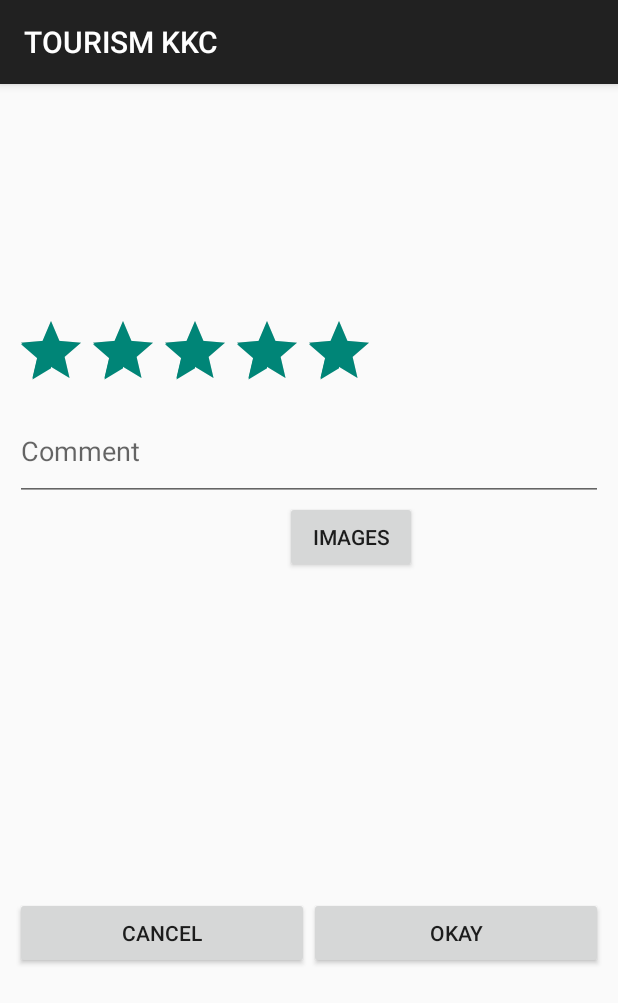
After one commit to Zskisa/TOURISMKKC, an Android app: the fragment DetailDialog shown on its own in the app's theme, on a phone screen of 412 x 824 dp. The commit adds this screen. Shown: the top 1003 px of the screen. Run offline under Robolectric (Android 15) with nearby library versions, the phone set to English and light mode, and no system bars.

Commit message:
update
เพิ่มหน้า detail แบบโครงสร้าง

```diff
--- a/app/src/main/java/com/zskisa/tourismkkc/AddPlaceFragment.java
+++ b/app/src/main/java/com/zskisa/tourismkkc/AddPlaceFragment.java
@@ -1,6 +1,7 @@
 package com.zskisa.tourismkkc;
 
 import android.app.Fragment;
+import android.app.FragmentTransaction;
 import android.app.ProgressDialog;
 import android.content.Context;
 import android.content.Intent;
@@ -91,6 +92,8 @@ public class AddPlaceFragment extends Fragment implements AdapterView.OnItemSele
 
         // Spinner click listener
         spinner.setOnItemSelectedListener(this);
+
+        ArrayList<AddPlace> addPlaces = new ArrayList<>();
 
         // Spinner Drop down elements
         categories = new ArrayList<>();
@@ -224,6 +227,9 @@ public class AddPlaceFragment extends Fragment implements AdapterView.OnItemSele
             progressDialog.dismiss();
             if (apiStatus.getStatus().equalsIgnoreCase("success")) {
                 Toast.makeText(getActivity(), "เพิ่มสำเร็จ", Toast.LENGTH_LONG).show();
+                FragmentTransaction transaction = getFragmentManager().beginTransaction();
+                transaction.replace(R.id.fragment_content, new FeedFragment());
+                transaction.commit();
             } else {
                 Toast.makeText(getActivity(), "ผิดพลาด", Toast.LENGTH_LONG).show();
             }
--- /dev/null
+++ b/app/src/main/java/com/zskisa/tourismkkc/DetailDialog.java
@@ -0,0 +1,30 @@
+package com.zskisa.tourismkkc;
+
+import android.app.DialogFragment;
+import android.os.Bundle;
+import android.support.annotation.Nullable;
+import android.view.LayoutInflater;
+import android.view.View;
+import android.view.ViewGroup;
+import android.widget.Button;
+import android.widget.Toast;
+
+public class DetailDialog extends DialogFragment{
+
+    @Nullable
+    @Override
+    public View onCreateView(LayoutInflater inflater, ViewGroup container, Bundle savedInstanceState) {
+        View rootView = inflater.inflate(R.layout.dialog_detail, container, false);
+
+        Button button = (Button) rootView.findViewById(R.id.button_test);
+        button.setOnClickListener(new View.OnClickListener() {
+            @Override
+            public void onClick(View v) {
+                Toast.makeText(getActivity(), "!!!!", Toast.LENGTH_SHORT).show();
+            }
+        });
+
+        return rootView;
+    }
+
+}
--- a/app/src/main/java/com/zskisa/tourismkkc/FeedFragment.java
+++ b/app/src/main/java/com/zskisa/tourismkkc/FeedFragment.java
@@ -40,7 +40,6 @@ public class FeedFragment extends Fragment {
         FeedFragment.Connect connect = new Connect();
         connect.execute(MainActivity.login);
 
-
         // find the layout
         swipeRefreshLayout = (SwipeRefreshLayout) view.findViewById(R.id.swipeRefreshLayout);
         // the refresh listner. this would be called when the layout is pulled down
@@ -56,8 +55,6 @@ public class FeedFragment extends Fragment {
         // sets the colors used in the refresh animation
         swipeRefreshLayout.setColorSchemeResources(R.color.primary_dark, R.color.primary,
                 R.color.cardview_dark_background, R.color.cardview_light_background);
-
-
         return view;
     }
 
--- a/app/src/main/java/com/zskisa/tourismkkc/MainActivity.java
+++ b/app/src/main/java/com/zskisa/tourismkkc/MainActivity.java
@@ -26,6 +26,7 @@ import android.widget.Toast;
 import com.facebook.FacebookSdk;
 import com.facebook.appevents.AppEventsLogger;
 import com.facebook.login.LoginManager;
+import com.google.android.gms.maps.CameraUpdateFactory;
 import com.google.android.gms.maps.GoogleMap;
 import com.google.android.gms.maps.MapFragment;
 import com.google.android.gms.maps.OnMapReadyCallback;
@@ -277,7 +278,11 @@ public class MainActivity extends AppCompatActivity
             // for ActivityCompat#requestPermissions for more details.
             return;
         }
+
+        LatLng thailand = new LatLng(12.8819714, 92.4392124);
+
         googleMap.setMyLocationEnabled(true);
+        googleMap.moveCamera(CameraUpdateFactory.newLatLng(thailand));
         googleMap.addMarker(new MarkerOptions()
                 .position(new LatLng(16.477551, 102.8209163))
                 .title("Complex KKU")
--- /dev/null
+++ b/app/src/main/res/layout/dialog_detail.xml
@@ -0,0 +1,86 @@
+<?xml version="1.0" encoding="utf-8"?>
+<LinearLayout xmlns:android="http://schemas.android.com/apk/res/android"
+    android:layout_width="match_parent"
+    android:layout_height="match_parent"
+    android:gravity="center"
+    android:orientation="vertical"
+    android:padding="10dp">
+
+    <ScrollView
+        android:layout_width="match_parent"
+        android:layout_height="match_parent"
+        android:layout_weight="1">
+
+        <LinearLayout
+            android:layout_width="match_parent"
+            android:layout_height="match_parent"
+            android:orientation="vertical">
+
+            <ListView
+                android:id="@+id/list_image"
+                android:layout_width="wrap_content"
+                android:layout_height="120dp"
+                android:layout_marginTop="12dp" />
+
+            <RatingBar
+                android:id="@+id/ratingBar"
+                android:layout_width="wrap_content"
+                android:layout_height="wrap_content"
+                android:layout_marginTop="12dp"
+                android:rating="@android:integer/config_longAnimTime" />
+
+            <EditText
+                android:layout_width="match_parent"
+                android:layout_height="wrap_content"
+                android:hint="Comment"
+                android:inputType="textMultiLine"
+                android:maxLines="3"
+                android:minLines="2" />
+
+            <LinearLayout
+                android:layout_width="match_parent"
+                android:layout_height="wrap_content">
+
+                <ImageView
+                    android:layout_width="180dp"
+                    android:layout_height="120dp"
+                    android:layout_marginTop="12dp" />
+
+                <Button
+                    android:id="@+id/button_test"
+                    android:layout_width="wrap_content"
+                    android:layout_height="wrap_content"
+                    android:text="Images" />
+
+            </LinearLayout>
+
+            <ListView
+                android:id="@+id/list_comment"
+                android:layout_width="wrap_content"
+                android:layout_height="120dp"
+                android:layout_marginTop="12dp" />
+
+            <LinearLayout
+                android:layout_width="match_parent"
+                android:layout_height="match_parent"
+                android:orientation="horizontal">
+
+                <Button
+                    android:id="@+id/cancel"
+                    android:layout_width="wrap_content"
+                    android:layout_height="wrap_content"
+                    android:layout_weight="1"
+                    android:text="CANCEL" />
+
+                <Button
+                    android:id="@+id/okay"
+                    android:layout_width="wrap_content"
+                    android:layout_height="wrap_content"
+                    android:layout_weight="1"
+                    android:text="OKAY" />
+
+            </LinearLayout>
+
+        </LinearLayout>
+    </ScrollView>
+</LinearLayout>
```
Also changed, not shown: app/src/main/java/com/zskisa/tourismkkc/AddPlace.java (added, +28 -0 lines), app/src/main/java/com/zskisa/tourismkkc/apimodel/ApiFeed.java (+4 -3 lines), app/src/main/java/com/zskisa/tourismkkc/apimodel/FeedAdapter.java (+26 -3 lines), app/src/main/res/layout/fragment_detail.xml (added, +62 -0 lines).
